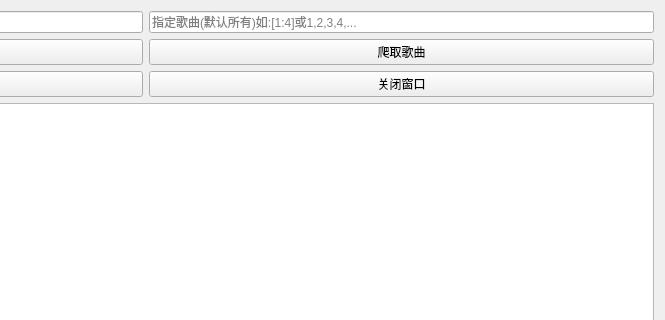
Old version of the form form.ui in the repository po2656233/crawlerMusic; both pictures show x 373 to 1038 and y 0 to 320 of the 1038 by 604 pixel window.
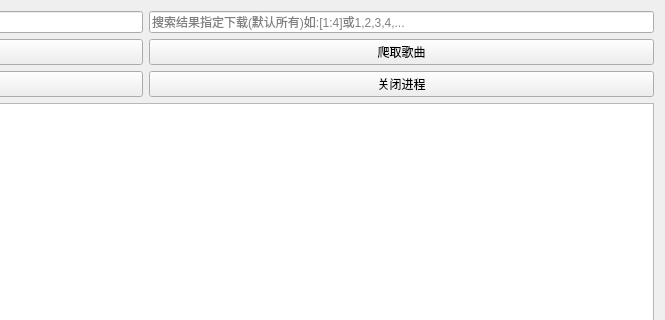
New version of the form.

```diff
--- a/form.ui
+++ b/form.ui
@@ -55,7 +55,7 @@
    <item row="4" column="1">
     <widget class="QPushButton" name="pushButton_close">
      <property name="text">
-      <string>关闭窗口</string>
+      <string>关闭进程</string>
      </property>
     </widget>
    </item>
@@ -69,7 +69,7 @@
    <item row="0" column="1">
     <widget class="QLineEdit" name="lineEdit_index">
      <property name="placeholderText">
-      <string>指定歌曲(默认所有)如:[1:4]或1,2,3,4,...</string>
+      <string>搜索结果指定下载(默认所有)如:[1:4]或1,2,3,4,...</string>
      </property>
     </widget>
    </item>
```
Left out of the diff: 2 changed lines with no effect on the pictures.
